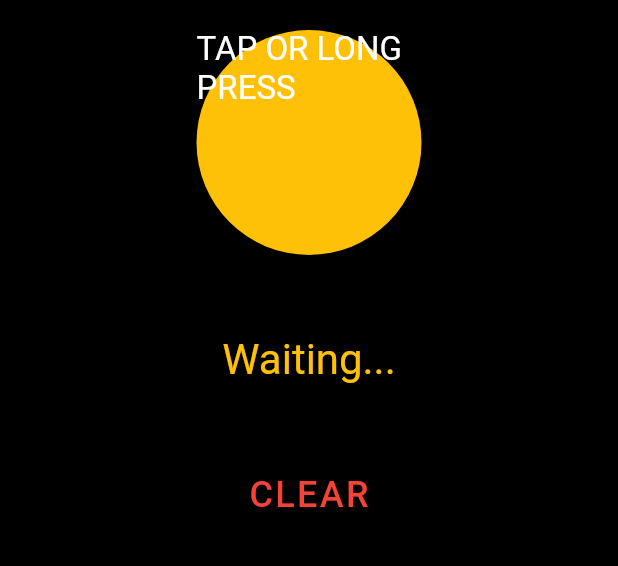
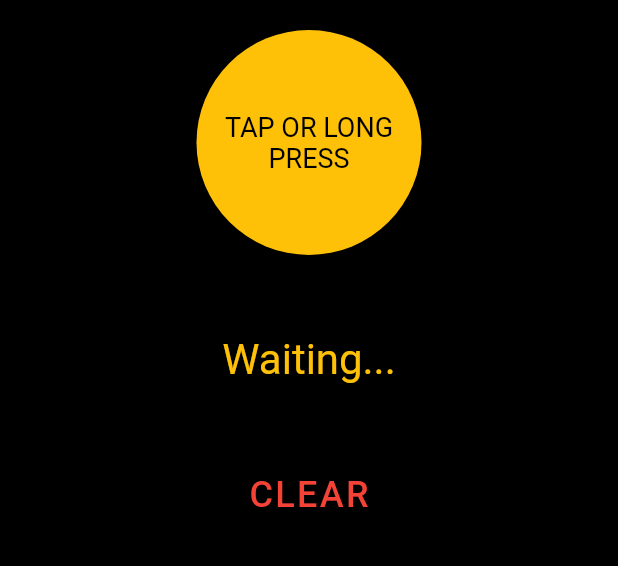
Before and after one commit to Francesco99975/MorseInterpreter, a Flutter app: the screen it shows after launch, on a phone screen of 412 x 824 dp, the part 381-947 px from its top. Run offline on Flutter 3.47's test engine with Material 2 defaults, Android fonts, the phone set to English and light mode, and no system bars.

Commit message:
fixed app

```diff
--- a/lib/screens/home.dart
+++ b/lib/screens/home.dart
@@ -128,9 +128,12 @@ class _HomeState extends State<Home> {
                     child: Container(
                       width: 150.0,
                       height: 150.0,
-                      child: const Text(
-                        "TAP OR LONG PRESS",
-                        style: TextStyle(color: Colors.white, fontSize: 22),
+                      child: const Center(
+                        child: Text(
+                          "TAP OR LONG PRESS",
+                          textAlign: TextAlign.center,
+                          style: TextStyle(color: Colors.black, fontSize: 18),
+                        ),
                       ),
                       decoration: BoxDecoration(
                         color: _isPressed ? Colors.blue : Colors.amber,
--- a/pubspec.yaml
+++ b/pubspec.yaml
@@ -3,7 +3,7 @@ description: A new Flutter project.
 
 # The following line prevents the package from being accidentally published to
 # pub.dev using `flutter pub publish`. This is preferred for private packages.
-publish_to: 'none' # Remove this line if you wish to publish to pub.dev
+publish_to: "none" # Remove this line if you wish to publish to pub.dev
 
 # The following defines the version and build number for your application.
 # A version number is three numbers separated by dots, like 1.2.43
@@ -30,7 +30,6 @@ dependencies:
   flutter:
     sdk: flutter
 
-
   # The following adds the Cupertino Icons font to your application.
   # Use with the CupertinoIcons class for iOS style icons.
   cupertino_icons: ^1.0.2
@@ -51,7 +50,6 @@ dev_dependencies:
 
 # The following section is specific to Flutter.
 flutter:
-
   # The following line ensures that the Material Icons font is
   # included with your application, so that you can use the icons in
   # the material Icons class.
```
Also changed, not shown: 3 other files.
